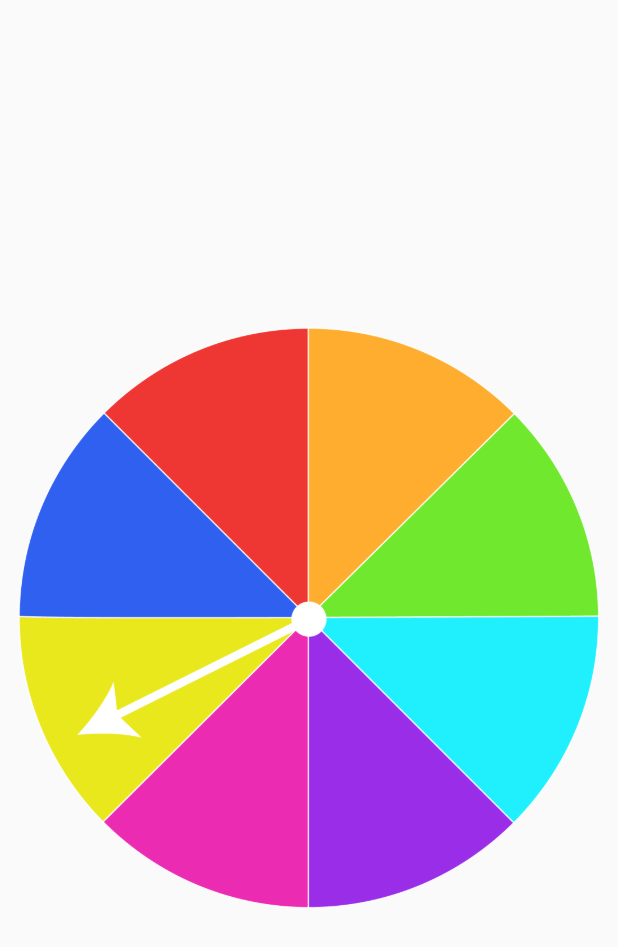
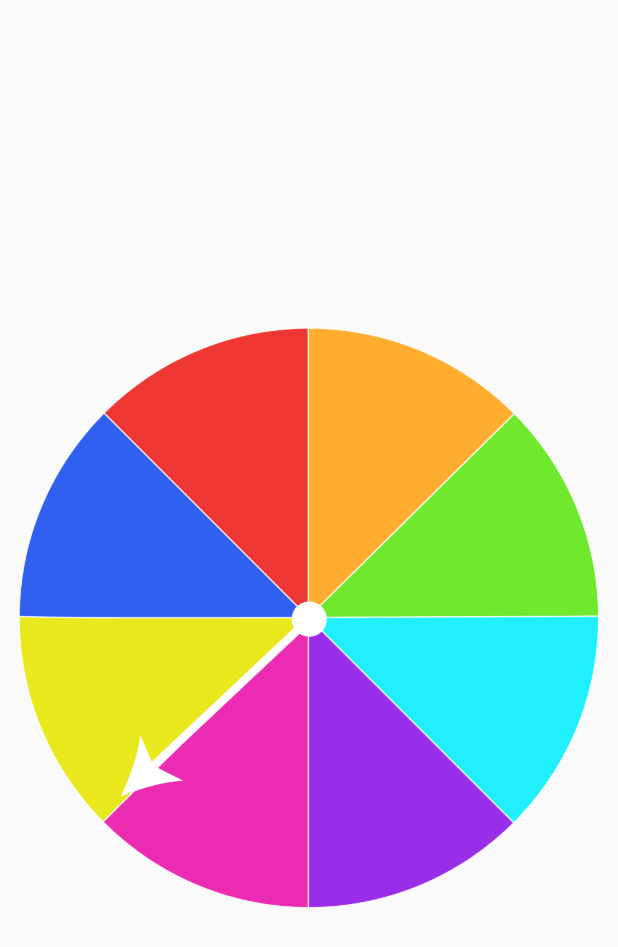
Before and after one commit to MarcelALng/Circle_Action_2021, a Flutter app: the screen it shows after launch, on a phone screen of 412 x 824 dp. Shown: the top 947 px of the screen. Run offline on Flutter 3.47's test engine with Material 2 defaults, Android fonts, the light colour scheme and no system bars.

Commit message:
[Controller] arrow restarts on tap OK

```diff
--- a/lib/controllers/action_controller.dart
+++ b/lib/controllers/action_controller.dart
@@ -1,44 +1,43 @@
 import 'dart:math';
 
 class ActionController {
-  String _decodeColor(int color) {
-    switch (color) {
-      case 0:
-        return "vert";
-        break;
-      case 1:
-        return "bleu clair";
-        break;
-      case 2:
-        return "violet";
-        break;
-      case 3:
-        return "rose";
-        break;
-      case 4:
-        return "jaune";
-        break;
-      case 5:
-        return "bleu foncé";
-        break;
-      case 6:
-        return "rouge";
-        break;
-      case 7:
-        return "orange";
-        break;
-      default:
-        return "erreur";
-        break;
-    }
-  }
+  // String _decodeColor(int color) {
+  //   switch (color) {
+  //     case 0:
+  //       return "vert";
+  //       break;
+  //     case 1:
+  //       return "bleu clair";
+  //       break;
+  //     case 2:
+  //       return "violet";
+  //       break;
+  //     case 3:
+  //       return "rose";
+  //       break;
+  //     case 4:
+  //       return "jaune";
+  //       break;
+  //     case 5:
+  //       return "bleu foncé";
+  //       break;
+  //     case 6:
+  //       return "rouge";
+  //       break;
+  //     case 7:
+  //       return "orange";
+  //       break;
+  //     default:
+  //       return "erreur";
+  //       break;
+  //   }
+  // }
 
   getRandomPosition() {
     int minTurns = 6;
     int maxTurns = 10;
     int colorChoice = Random().nextInt(8);
     double colorAlgo = (1.0 / 8.0) * colorChoice;
-    print("la couleur est ${_decodeColor(colorChoice)}");
 
     double position = (Random().nextInt(maxTurns - minTurns) + minTurns)
         //calculate turns number
--- a/lib/main.dart
+++ b/lib/main.dart
@@ -10,7 +10,7 @@ void main() {
 class CircleAction extends StatelessWidget {
   @override
   Widget build(BuildContext context) {
-    ActionController().getRandomPosition();
+    // ActionController().getRandomPosition();
     SystemChrome.setEnabledSystemUIOverlays([]);
     return MaterialApp(
       title: "Circle Action",
--- a/lib/screens/home_screen.dart
+++ b/lib/screens/home_screen.dart
@@ -1,3 +1,4 @@
+import 'package:circle_action2021/controllers/action_controller.dart';
 import 'package:flutter/material.dart';
 
 class HomeScreen extends StatefulWidget {
@@ -12,6 +13,9 @@ class _HomeScreenState extends State<HomeScreen>
 {
   AnimationController _animationController;
   Animation _animation;
+  double _animBegin;
+  double _animEnd;
+  final ActionController _controller = ActionController();
 
   @override
   void initState() {
@@ -20,6 +24,8 @@ class _HomeScreenState extends State<HomeScreen>
     _animation = CurvedAnimation(
         parent: _animationController, curve: Curves.bounceInOut);
     // as AnimationController; /*quick fix added by suggestion*/
+    _animBegin = 0.0; // number beginning position of arrow
+    _animEnd = _controller.getRandomPosition(); // end of position arrow
     _animationController.forward(); // to launch Animation controller
     super.initState();
   }
@@ -34,7 +40,8 @@ class _HomeScreenState extends State<HomeScreen>
           children: <Widget>[
             Image.asset('assets/wheel.png'),
             RotationTransition(
-              turns: Tween(begin: 0.0, end: 0.5).animate(_animation),
+              turns:
+                  Tween(begin: _animBegin, end: _animEnd).animate(_animation),
               child: GestureDetector(
                 onTap: () {
                   _animationController.forward();
```
Also changed, not shown: 1 other file.
